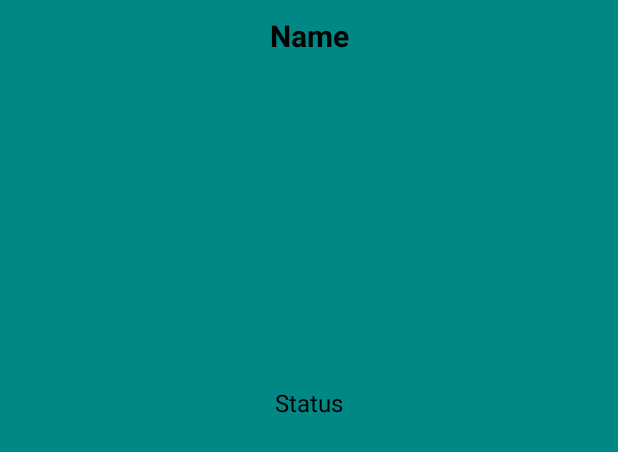
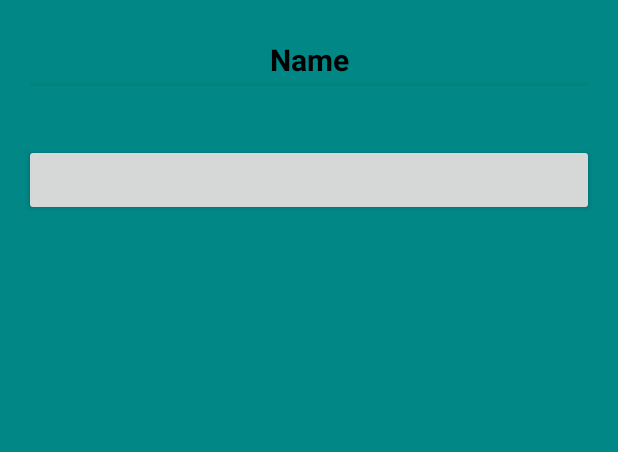
Before and after one commit to gashig007/Weather-App, an Android app: the layout fragment_weather_detail.xml on its own in the app's theme, with its tools: preview values and no code run, on a phone screen of 412 x 824 dp. Shown: the top 452 px of the screen. Run offline under Robolectric (Android 15) with nearby library versions, the phone set to English and light mode, and no system bars.

Commit message:
set 5 hw

```diff
--- a/app/src/main/java/com/geektech/homework53/data/local/AppDataBase.java
+++ b/app/src/main/java/com/geektech/homework53/data/local/AppDataBase.java
@@ -8,6 +8,7 @@ import androidx.room.TypeConverters;
 import com.geektech.homework53.data.local.converters.CloudConverter;
 import com.geektech.homework53.data.local.converters.CoordConverter;
 import com.geektech.homework53.data.local.converters.InfoTypeConverter;
+import com.geektech.homework53.data.local.converters.ListConverter;
 import com.geektech.homework53.data.local.converters.MainConverter;
 import com.geektech.homework53.data.local.converters.SystemConverter;
 import com.geektech.homework53.data.local.converters.WindConverter;
@@ -15,7 +16,7 @@ import com.geektech.homework53.data.model.WeatherApp;
 
 @Database(entities = {WeatherApp.class}, version = 1)
 @TypeConverters({InfoTypeConverter.class, CloudConverter.class, CoordConverter.class,
-        MainConverter.class, SystemConverter.class, WindConverter.class})
+        MainConverter.class, SystemConverter.class, WindConverter.class, ListConverter.class})
 public abstract class AppDataBase extends RoomDatabase {
     public abstract WeatherDao weatherDao();
 }
--- a/app/src/main/res/layout/fragment_weather_detail.xml
+++ b/app/src/main/res/layout/fragment_weather_detail.xml
@@ -7,8 +7,9 @@
     android:orientation="vertical"
     xmlns:app="http://schemas.android.com/apk/res-auto">
 
-    <TextView
-        android:id="@+id/tv_weather_text"
+    <EditText
+        android:layout_margin="16dp"
+        android:id="@+id/edittext_weather"
         android:layout_width="match_parent"
         android:layout_height="wrap_content"
         android:textAlignment="center"
@@ -18,35 +19,11 @@
         android:textStyle="bold"
         android:layout_marginTop="10dp"/>
 
-    <ImageView
-        android:id="@+id/iv_weather"
-        android:layout_width="200dp"
-        android:layout_gravity="center"
-        android:layout_height="200dp"
-        android:layout_marginTop="10dp"/>
-
-    <ProgressBar
-        android:id="@+id/progress"
-        android:layout_width="wrap_content"
-        android:layout_height="wrap_content"
-        android:layout_gravity="center"
-        android:visibility="gone"/>
-
-    <TextView
-        android:id="@+id/tv_weather_status"
+    <Button
+        android:id="@+id/button"
         android:layout_width="match_parent"
         android:layout_height="wrap_content"
-        android:textAlignment="center"
-        android:textColor="@color/black"
-        tools:text="Status"
-        android:textSize="16sp"
-        android:layout_marginTop="10dp"/>
+        android:layout_margin="16dp"/>
 
-    <ImageView
-        android:id="@+id/iv_gr"
-        android:layout_width="200dp"
-        android:layout_gravity="center"
-        android:layout_height="200dp"
-        android:layout_marginTop="10dp"/>
 
 </LinearLayout>
```
Also changed, not shown: app/src/main/java/com/geektech/homework53/data/local/converters/ListConverter.java (added, +25 -0 lines), app/src/main/java/com/geektech/homework53/data/model/WeatherApp.java (+32 -1 lines), app/src/main/java/com/geektech/homework53/data/ui/weather_detail/WeatherDetailFragment.java (+5 -25 lines).
